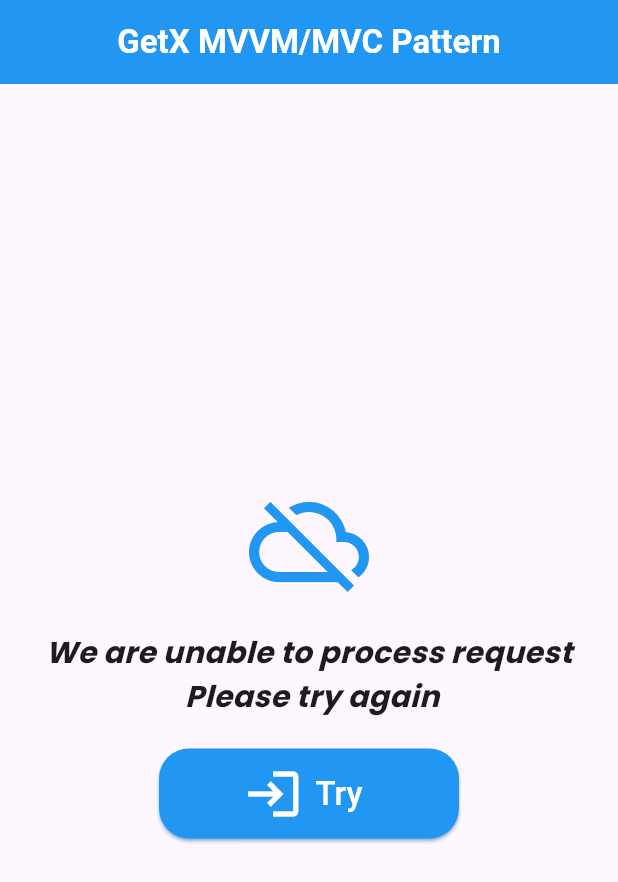
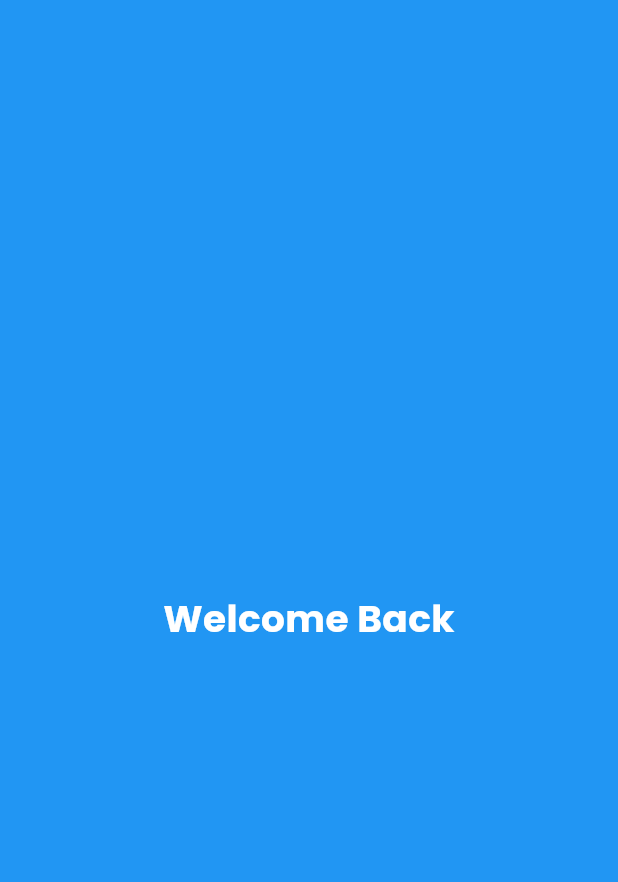
Before and after one commit to alhasann351/flutter_getx_mvvm_mvc_pattern, a Flutter app: the first screen one second after launch, on a phone screen of 412 x 824 dp. Shown: the top 882 px of the screen. Run offline on Flutter 3.47's test engine with Material 3 defaults, Android fonts, the light colour scheme and no system bars; our stand-ins replace fluttertoast, get.

Commit message:
splash-screen-splash-services-created

```diff
--- a/lib/main.dart
+++ b/lib/main.dart
@@ -1,7 +1,7 @@
 import 'package:flutter/material.dart';
 import 'package:flutter_getx_mvvm_mvc_pattern/resources/localization/languages.dart';
 import 'package:flutter_getx_mvvm_mvc_pattern/resources/routes/app_routes.dart';
-import 'package:flutter_getx_mvvm_mvc_pattern/view/home_page.dart';
+import 'package:flutter_getx_mvvm_mvc_pattern/view/splash_screen.dart';
 import 'package:get/get.dart';
 
 void main() {
--- a/lib/resources/colors/app_colors.dart
+++ b/lib/resources/colors/app_colors.dart
@@ -6,4 +6,6 @@ class AppColors{
   static const Color toastMessageTextColor = Colors.white;
   static const Color snackBarBackgroundColor = Colors.blue;
   static const Color snackBarTextColor = Colors.white;
+  static const Color splashBackgroundColor = Colors.blue;
+  static const Color splashTextColor = Colors.white;
 }
--- a/lib/resources/localization/languages.dart
+++ b/lib/resources/localization/languages.dart
@@ -7,6 +7,7 @@ class Languages extends Translations{
       'app_bar_text' : 'GetX MVVM/MVC Pattern',
       'internet_exception' : 'No internet connection\n Please check your internet\n connection',
       'general_exception' : 'We are unable to process request\n Please try again',
+      'splash_text' : 'Welcome Back',
     },
     'bn_BN' : {
       'app_bar_text' : 'GetX এমভিভিএম/এমভিসি প্যাটার্ন',
--- a/lib/resources/routes/app_routes.dart
+++ b/lib/resources/routes/app_routes.dart
@@ -1,14 +1,21 @@
 import 'package:flutter_getx_mvvm_mvc_pattern/resources/routes/routes_name.dart';
-import 'package:flutter_getx_mvvm_mvc_pattern/view/home_page.dart';
+import 'package:flutter_getx_mvvm_mvc_pattern/view/login/login_screen.dart';
+import 'package:flutter_getx_mvvm_mvc_pattern/view/splash_screen.dart';
 import 'package:get/get.dart';
 
 class AppRoutes {
   static appRoutes() => [
         GetPage(
-          name: RoutesName.homePage,
-          page: () => const HomePage(),
+          name: RoutesName.splashScreen,
+          page: () => const SplashScreen(),
           transitionDuration: const Duration(milliseconds: 250),
           transition: Transition.leftToRightWithFade,
         ),
+    GetPage(
+      name: RoutesName.loginScreen,
+      page: () => const LoginScreen(),
+      transitionDuration: const Duration(milliseconds: 250),
+      transition: Transition.leftToRightWithFade,
+    ),
       ];
 }
--- a/lib/resources/routes/routes_name.dart
+++ b/lib/resources/routes/routes_name.dart
@@ -1,4 +1,4 @@
 class RoutesName{
-  static const String homePage = '/';
-  static const String loginPage = '/login_page';
+  static const String splashScreen = '/';
+  static const String loginScreen = '/login_screen';
 }
--- /dev/null
+++ b/lib/view/login/login_screen.dart
@@ -0,0 +1,15 @@
+import 'package:flutter/material.dart';
+
+class LoginScreen extends StatefulWidget {
+  const LoginScreen({super.key});
+
+  @override
+  State<LoginScreen> createState() => _LoginScreenState();
+}
+
+class _LoginScreenState extends State<LoginScreen> {
+  @override
+  Widget build(BuildContext context) {
+    return const Placeholder();
+  }
+}
--- a/lib/view/home_page.dart
+++ b/lib/view/splash_screen.dart
@@ -1,24 +1,48 @@
 import 'package:flutter/material.dart';
 import 'package:flutter_getx_mvvm_mvc_pattern/resources/assets/images_icons_assets.dart';
+import 'package:flutter_getx_mvvm_mvc_pattern/resources/colors/app_colors.dart';
 import 'package:flutter_getx_mvvm_mvc_pattern/resources/components/general_exception_widget.dart';
 import 'package:flutter_getx_mvvm_mvc_pattern/resources/components/internet_exception_widget.dart';
 import 'package:flutter_getx_mvvm_mvc_pattern/resources/components/rounded_button.dart';
 import 'package:flutter_getx_mvvm_mvc_pattern/resources/fonts/app_fonts.dart';
 import 'package:flutter_getx_mvvm_mvc_pattern/utils/app_utils.dart';
+import 'package:flutter_getx_mvvm_mvc_pattern/view_models/services/splash_services.dart';
 import 'package:get/get.dart';
 
-class HomePage extends StatefulWidget {
-  const HomePage({super.key});
+class SplashScreen extends StatefulWidget {
+  const SplashScreen({super.key});
 
   @override
-  State<HomePage> createState() => _HomePageState();
+  State<SplashScreen> createState() => _SplashScreenState();
 }
 
-class _HomePageState extends State<HomePage> {
+class _SplashScreenState extends State<SplashScreen> {
+  SplashServices splashServices = SplashServices();
+
+  @override
+  void initState() {
+    super.initState();
+    splashServices.isLogin();
+  }
+
   @override
   Widget build(BuildContext context) {
     return Scaffold(
-      appBar: AppBar(
+      backgroundColor: AppColors.splashBackgroundColor,
+      body: Center(
+        child: Text(
+          'splash_text'.tr,
+          textAlign: TextAlign.center,
+          style: const TextStyle(
+            fontSize: 25,
+            fontFamily: AppFonts.poppinsBold,
+            fontStyle: FontStyle.normal,
+            fontWeight: FontWeight.bold,
+            color: AppColors.splashTextColor,
+          ),
+        ),
+      ),
+      /*appBar: AppBar(
         centerTitle: true,
         backgroundColor: Colors.blue,
         title: Text(
@@ -29,8 +53,7 @@ class _HomePageState extends State<HomePage> {
             color: Colors.white,
           ),
         ),
-      ),
-      body: const GeneralExceptionWidget(),
+      ),*/
       /*body: Center(
         child: SizedBox(
           height: 60,
--- /dev/null
+++ b/lib/view_models/services/splash_services.dart
@@ -0,0 +1,10 @@
+import 'dart:async';
+
+import 'package:flutter_getx_mvvm_mvc_pattern/resources/routes/routes_name.dart';
+import 'package:get/get.dart';
+
+class SplashServices{
+  void isLogin(){
+    Timer(const Duration(seconds: 3), () => Get.toNamed(RoutesName.loginScreen));
+  }
+}
```
